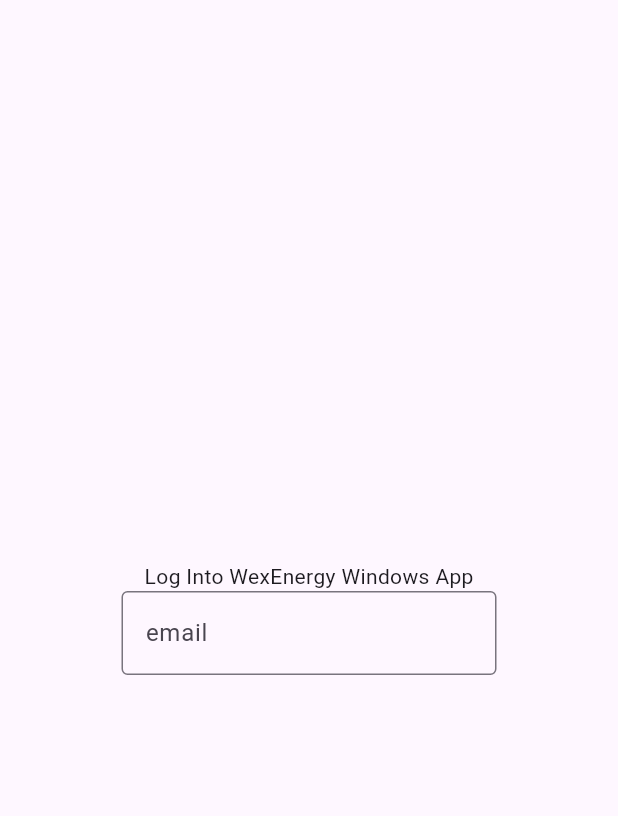
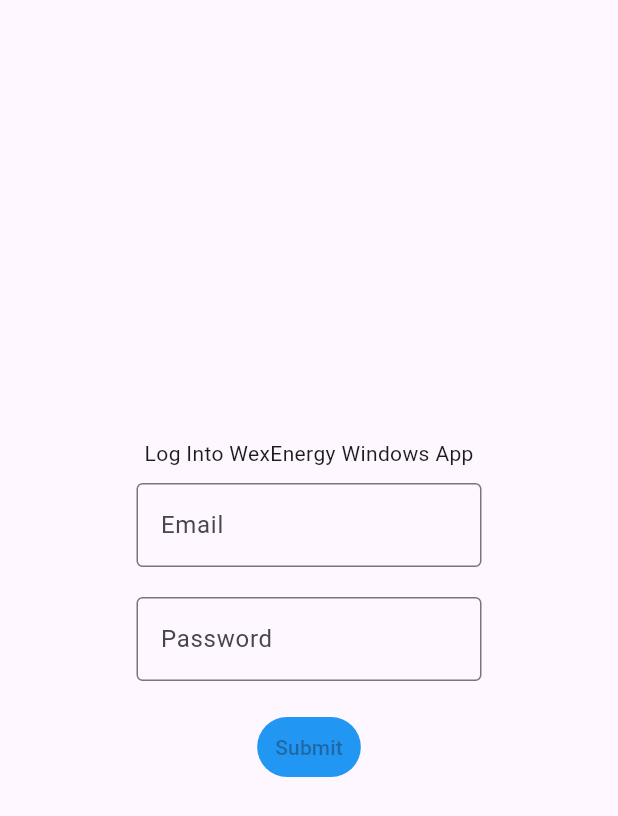
Before and after one commit to gjf7128/wexenergy_app, a Flutter app: the screen it shows after launch, on a phone screen of 412 x 824 dp. Shown: the top 816 px of the screen. Run offline on Flutter 3.47's test engine with Material 3 defaults, Android fonts, the phone set to English and light mode, and no system bars; our stand-ins replace go_router.

Commit message:
added submit textbutton and padding

```diff
--- a/analysis_options.yaml
+++ b/analysis_options.yaml
@@ -23,6 +23,7 @@
   rules:
     # avoid_print: false  # Uncomment to disable the `avoid_print` rule
     # prefer_single_quotes: true  # Uncomment to enable the `prefer_single_quotes` rule
+    - flutter_style_todos
 
 # Additional information about this file can be found at
 # https://dart.dev/guides/language/analysis-options
--- a/lib/Pages/login_page.dart
+++ b/lib/Pages/login_page.dart
@@ -4,24 +4,51 @@
   const LoginPage({super.key});
 
   static const String welcomeString = 'Log Into WexEnergy Windows App';
+  static const String magicLinkLabel = 'Emailed code';
+  static const String passwordLabel = 'Password';
+  static const String usernameOrEmailLabel = 'Email';
+  static const String submitButtonLabel = 'Submit';
+  static const double widgetWidthSize = 250;
+  static const double paddingAllSides = 10;
 
   @override
   Widget build(BuildContext context) {
-    return const Scaffold(
+    return Scaffold(
       body: Center(
         child: SizedBox(
-          width: 250,
+          width: widgetWidthSize,
           child: Column(
             mainAxisAlignment: MainAxisAlignment.center,
             crossAxisAlignment: CrossAxisAlignment.center,
             children: [
-              Text(welcomeString),
-              TextField(
+              const Text(
+                  welcomeString), //TODO: (gjf7128): input wexEnergy image
+              const Padding(
+                padding: EdgeInsets.all(paddingAllSides),
+                child: TextField(
                   decoration: InputDecoration(
                     border: OutlineInputBorder(),
-                  labelText: 'email',
+                    labelText: usernameOrEmailLabel,
                   ),
                 ),
+              ),
+              Padding(
+                padding: const EdgeInsets.all(paddingAllSides),
+                child: passwordTextField(),
+              ),
+              const Padding(
+                padding: EdgeInsets.all(paddingAllSides),
+                child: TextButton(
+                  style: ButtonStyle(
+                    backgroundColor: MaterialStatePropertyAll(
+                      Colors.blue,
+                    ),
+                  ),
+                  onPressed: null, // Transition here
+                  child: Text(submitButtonLabel),
+                ),
+              )
+              // TODO(gjf7128): Clickable Text 'forgot password?
             ],
           ),
         ),
@@ -30,27 +57,25 @@
   }
 
   /// Builds a magic link TextField
+  ///
+  /// Use this if we've settled on magic link over password
   Widget magicLinkTextField() {
-    return const SizedBox(
-      width: 250,
-      child: TextField(
+    return const TextField(
       decoration: InputDecoration(
         border: OutlineInputBorder(),
-          labelText: 'emailed code',
-        ),
+        labelText: magicLinkLabel,
       ),
     );
   }
 
-  /// Builds a password TextField
+  /// Builds a password TextField.
+  ///
+  /// Use this if we've settled on password over magic link.
   Widget passwordTextField() {
-    return const SizedBox(
-      width: 250,
-      child: TextField(
+    return const TextField(
       decoration: InputDecoration(
         border: OutlineInputBorder(),
-          labelText: 'Password',
-        ),
+        labelText: passwordLabel,
       ),
     );
   }
```
Lines whose indentation alone changed are shown as unchanged.
